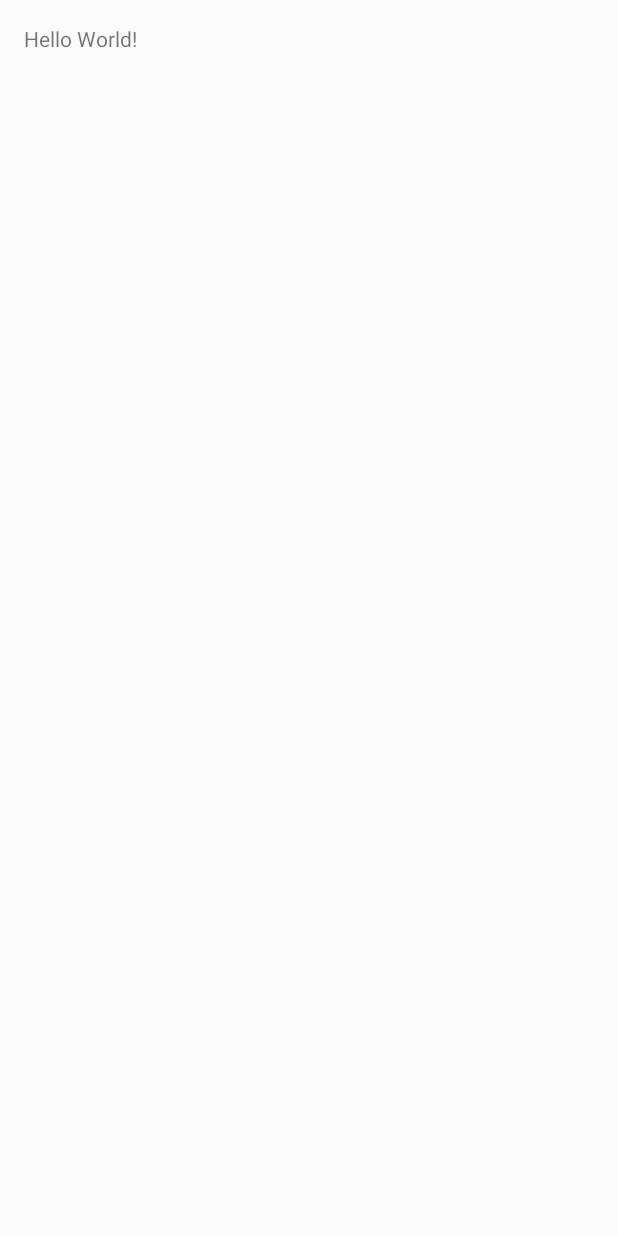
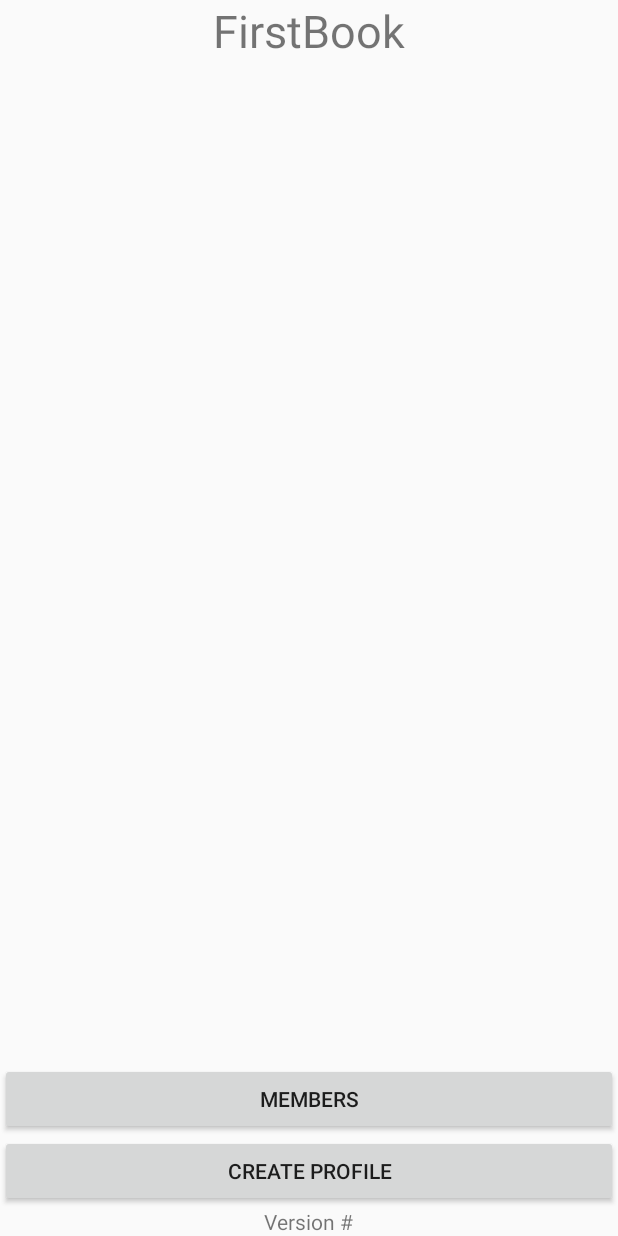
Before and after one commit to X-Cats/FirstBook, an Android app: the screen it shows after launch (LogInActivity), on a phone screen of 412 x 824 dp. Before the commit the screen is almost empty. Run offline under Robolectric (Android 15) with nearby library versions, the phone set to English and light mode, and no system bars.

Commit message:
Set up log in xml file. Added basic title, image, buttons, and version number.

```diff
--- a/app/src/main/res/layout/activity_log_in.xml
+++ b/app/src/main/res/layout/activity_log_in.xml
@@ -3,14 +3,39 @@
     xmlns:tools="http://schemas.android.com/tools"
     android:layout_width="match_parent"
     android:layout_height="match_parent"
-    android:paddingBottom="@dimen/activity_vertical_margin"
-    android:paddingLeft="@dimen/activity_horizontal_margin"
-    android:paddingRight="@dimen/activity_horizontal_margin"
-    android:paddingTop="@dimen/activity_vertical_margin"
-    tools:context="com.xcats.firstbook.LogInActivity">
+    >
 
     <TextView
         android:layout_width="wrap_content"
         android:layout_height="wrap_content"
-        android:text="Hello World!" />
+        android:text="FirstBook"
+        android:textSize="30sp"
+        android:layout_alignParentTop="true"
+        android:layout_centerHorizontal="true" />
+    <ImageView
+        android:layout_width="wrap_content"
+        android:layout_height="wrap_content"
+        android:id="@+id/imageView" />
+    <Button
+        android:layout_width="match_parent"
+        android:layout_height="wrap_content"
+        android:layout_above="@+id/button"
+        android:layout_alignParentLeft="true"
+        android:layout_alignParentStart="true"
+        android:text="Members"/>
+    <Button
+        android:layout_width="match_parent"
+        android:layout_height="wrap_content"
+        android:id="@+id/button"
+        android:layout_above="@+id/textView"
+        android:layout_alignParentLeft="true"
+        android:layout_alignParentStart="true"
+        android:text="Create Profile"/>
+    <TextView
+        android:layout_width="wrap_content"
+        android:layout_height="wrap_content"
+        android:text="Version #"
+        android:layout_alignParentBottom="true"
+        android:layout_centerHorizontal="true"
+        android:id="@+id/textView" />
 </RelativeLayout>
```
